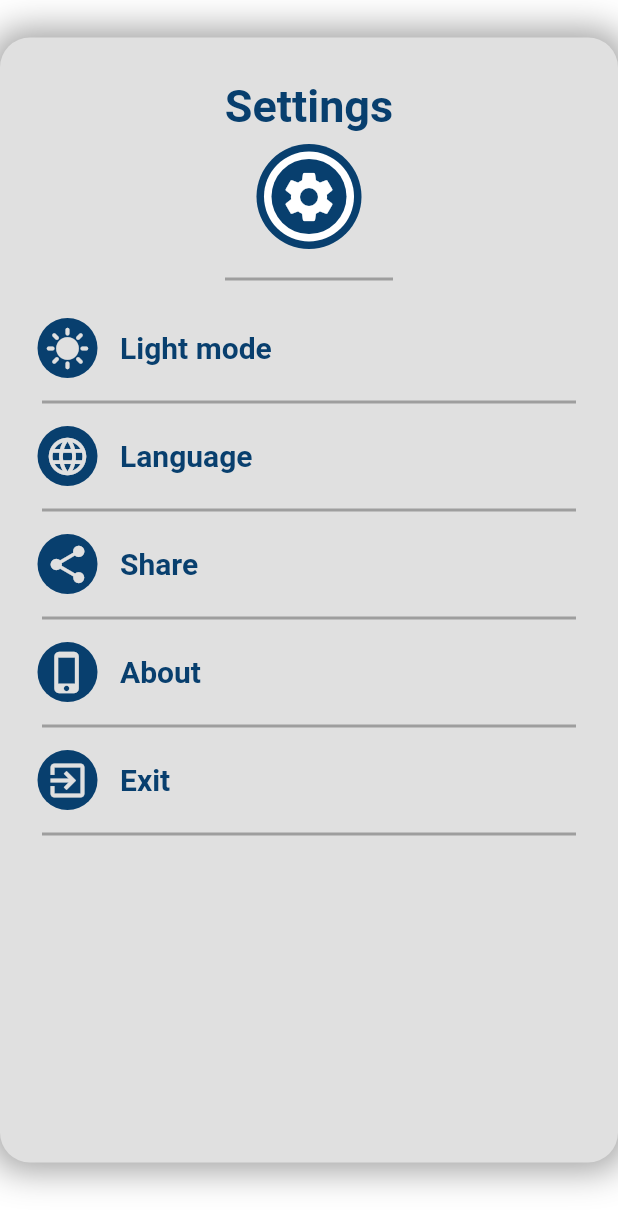
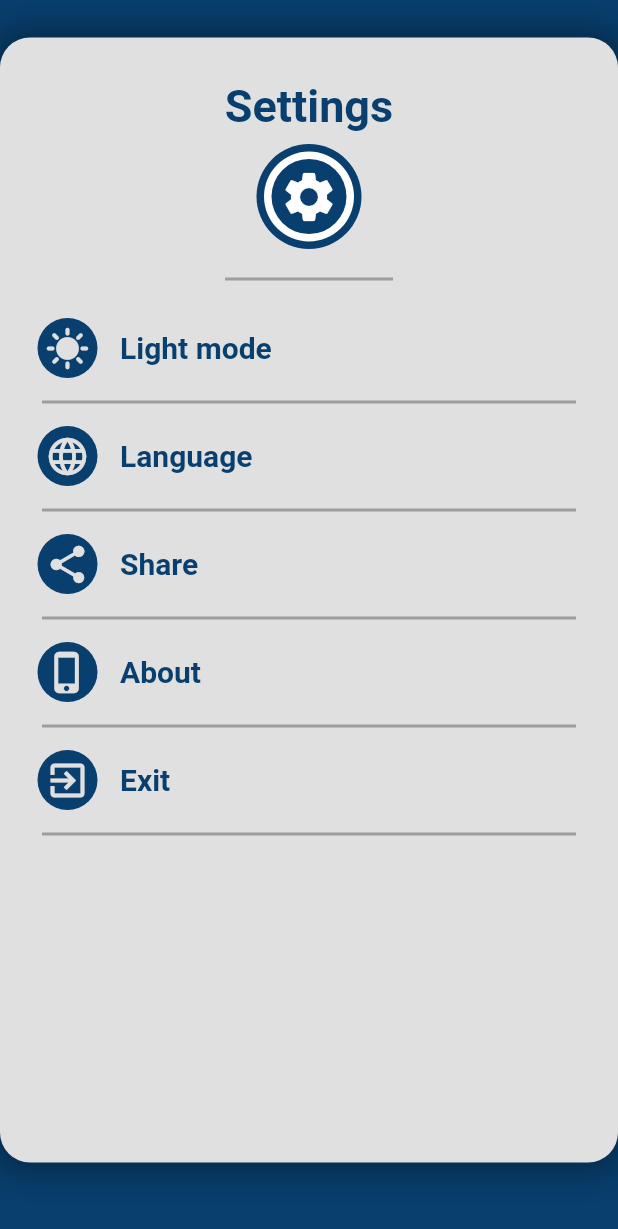
Before and after one commit to Ehsan2022/sim_bank, a Flutter app: the Settings screen opened directly, on a phone screen of 412 x 824 dp. Shown: the top 1229 px of the screen. Run offline on Flutter 3.47's test engine with Material 2 defaults, Android fonts, the phone set to English and light mode, and no system bars; our stand-ins replace flutter_spinkit, rflutter_alert, share_plus.

Commit message:
final commit

```diff
--- a/lib/Screens/settings.dart
+++ b/lib/Screens/settings.dart
@@ -13,7 +13,7 @@ class _SettingsState extends State<Settings> {
   @override
   Widget build(BuildContext context) {
     return Scaffold(
-      backgroundColor: Colors.white,
+      backgroundColor: Color.fromARGB(255, 8, 63, 110),
       body: Padding(
         padding: const EdgeInsets.only(top: 25),
         child: Container(
```
